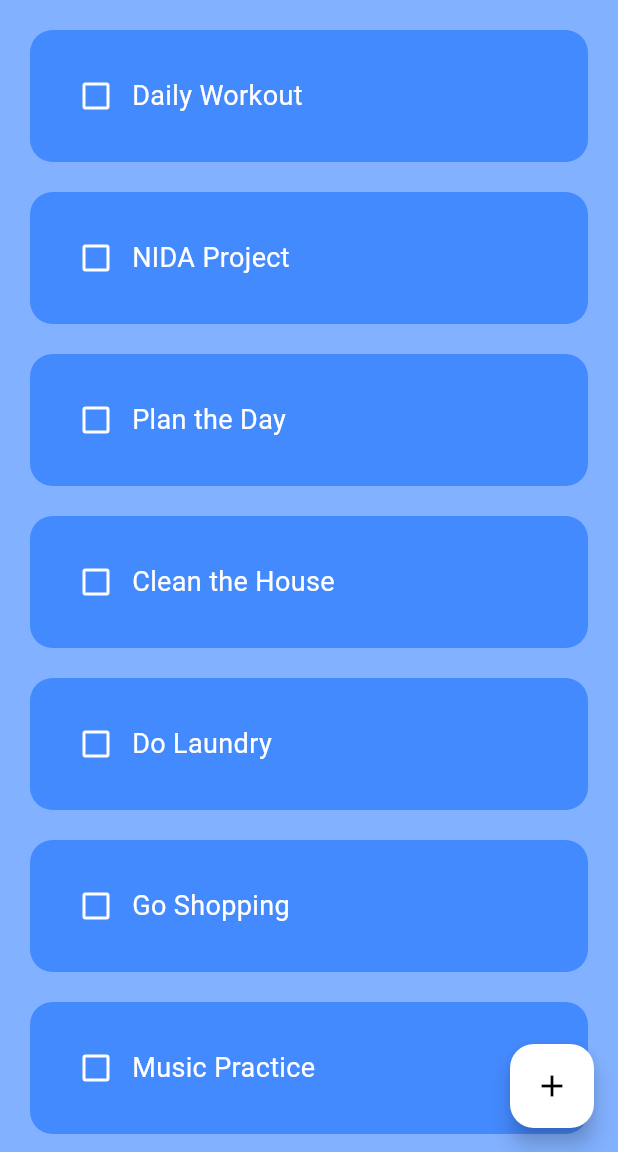
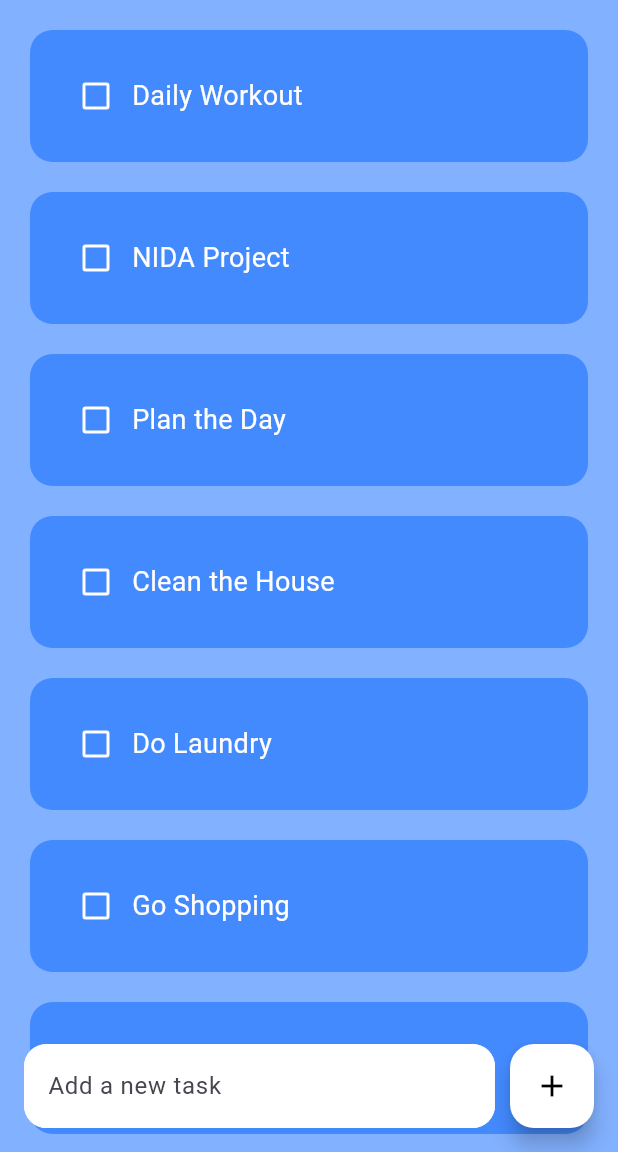
Before and after one commit to josueahadi/todo, a Flutter app: the screen it shows after launch, on a phone screen of 412 x 824 dp, the part 84-1236 px from its top. Run offline on Flutter 3.47's test engine with Material 3 defaults, Android fonts, the phone set to English and light mode, and no system bars.

Commit message:
task input box

```diff
--- a/lib/screens/home.dart
+++ b/lib/screens/home.dart
@@ -49,11 +49,39 @@ class _HomeScreenState extends State<HomeScreen> {
           );
         },
       ),
-      floatingActionButton: FloatingActionButton(
-        onPressed: () {},
-        backgroundColor: Colors.white,
-        foregroundColor: Colors.black,
-        child: const Icon(Icons.add),
+      floatingActionButton: Row(
+        children: [
+          Expanded(
+            child: Padding(
+              padding: const EdgeInsets.only(left: 32, right: 10),
+              child: TextField(
+                decoration: InputDecoration(
+                  filled: true,
+                  fillColor: Colors.white,
+                  hintText: 'Add a new task',
+                  border: OutlineInputBorder(
+                    borderRadius: BorderRadius.circular(10),
+                    borderSide: BorderSide.none,
+                  ),
+                  enabledBorder: OutlineInputBorder(
+                    borderRadius: BorderRadius.circular(15),
+                    borderSide: const BorderSide(color: Colors.white, width: 2),
+                  ),
+                  focusedBorder: OutlineInputBorder(
+                    borderRadius: BorderRadius.circular(15),
+                    borderSide: const BorderSide(color: Colors.white, width: 2),
+                  ),
+                ),
+              ),
+            ),
+          ),
+          FloatingActionButton(
+            onPressed: () {},
+            backgroundColor: Colors.white,
+            foregroundColor: Colors.black,
+            child: const Icon(Icons.add),
+          ),
+        ],
       ),
     );
   }
```
